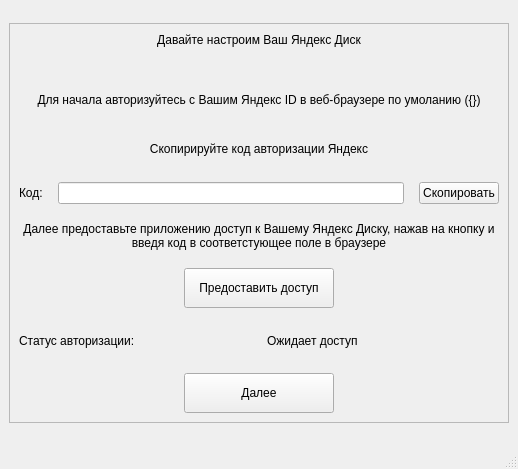
Qt form form/setup_1_form.ui (sund3RRR/yadisk-gui) before a commit.
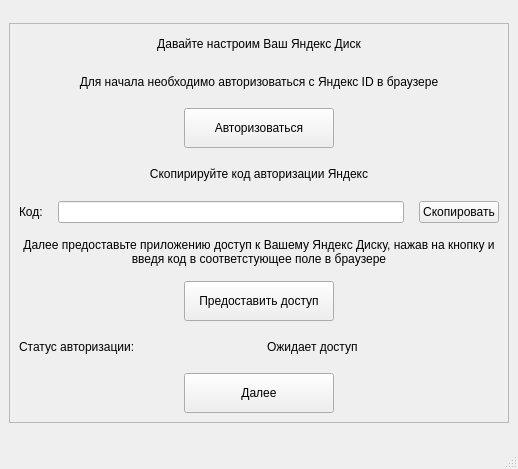
The same form after that commit.

Commit message: Added auth test script

What changed in the file:
```diff
--- a/form/setup_1_form.ui
+++ b/form/setup_1_form.ui
@@ -45,7 +45,7 @@
        <property name="spacing">
         <number>15</number>
        </property>
-       <item alignment="Qt::AlignTop">
+       <item>
         <widget class="QLabel" name="label_2">
          <property name="text">
           <string>&lt;html&gt;&lt;head/&gt;&lt;body&gt;&lt;p align=&quot;center&quot;&gt;Давайте настроим Ваш Яндекс Диск&lt;/p&gt;&lt;/body&gt;&lt;/html&gt;</string>
@@ -55,13 +55,32 @@
        <item>
         <widget class="QLabel" name="browser_label">
          <property name="text">
-          <string>&lt;html&gt;&lt;head/&gt;&lt;body&gt;&lt;p align=&quot;center&quot;&gt;Для начала авторизуйтесь с Вашим Яндекс ID в веб-браузере по умоланию ({})&lt;/p&gt;&lt;/body&gt;&lt;/html&gt;</string>
+          <string>&lt;html&gt;&lt;head/&gt;&lt;body&gt;&lt;p align=&quot;center&quot;&gt;Для начала необходимо авторизоваться с Яндекс ID в браузере&lt;/p&gt;&lt;/body&gt;&lt;/html&gt;</string>
          </property>
          <property name="wordWrap">
           <bool>true</bool>
          </property>
         </widget>
        </item>
+       <item alignment="Qt::AlignHCenter">
+        <widget class="QPushButton" name="auth_button">
+         <property name="minimumSize">
+          <size>
+           <width>150</width>
+           <height>40</height>
+          </size>
+         </property>
+         <property name="maximumSize">
+          <size>
+           <width>150</width>
+           <height>40</height>
+          </size>
+         </property>
+         <property name="text">
+          <string>Авторизоваться</string>
+         </property>
+        </widget>
+       </item>
        <item>
         <widget class="QLabel" name="label">
          <property name="text">
```
Left out of the diff: 2 changed lines with no effect on the pictures. The commit also changes 2 other files.
